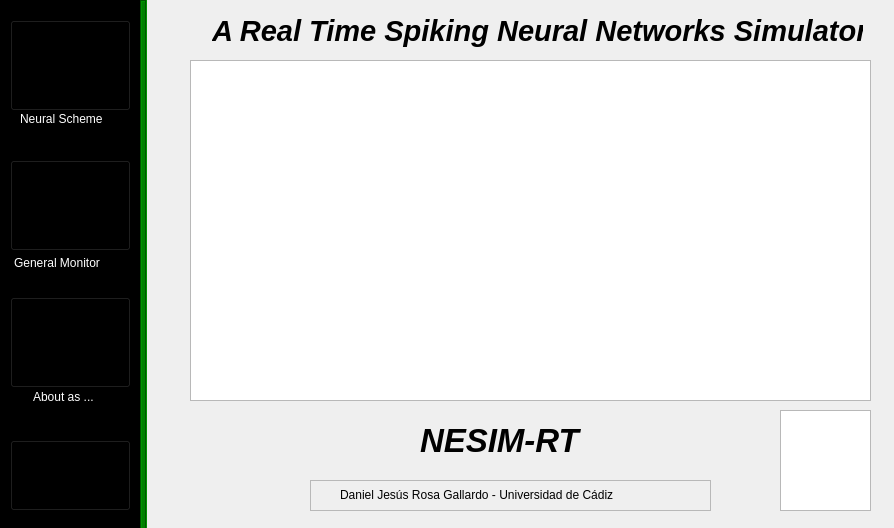
Before: the Qt Designer form src/mainwindow.ui in ferper/nesimRT, drawn with Qt 5.
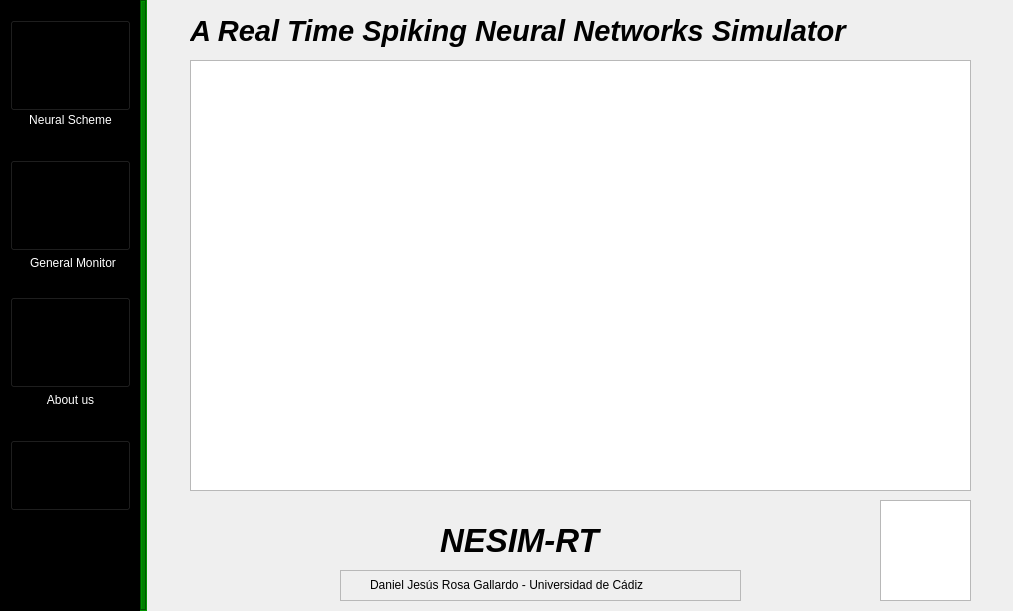
After: the same form once the commit is applied.

Commit message: Modified main window UI

Patch:
```diff
--- a/src/mainwindow.ui
+++ b/src/mainwindow.ui
@@ -9,8 +9,8 @@
    <rect>
     <x>0</x>
     <y>0</y>
-    <width>894</width>
-    <height>528</height>
+    <width>1013</width>
+    <height>611</height>
    </rect>
   </property>
   <property name="windowTitle">
@@ -29,7 +29,7 @@
       <x>0</x>
       <y>0</y>
       <width>141</width>
-      <height>530</height>
+      <height>611</height>
      </rect>
     </property>
     <property name="styleSheet">
@@ -106,10 +106,10 @@
     <widget class="QLabel" name="label_4">
      <property name="geometry">
       <rect>
-       <x>20</x>
+       <x>10</x>
        <y>110</y>
-       <width>111</width>
-       <height>17</height>
+       <width>121</width>
+       <height>20</height>
       </rect>
      </property>
      <property name="styleSheet">
@@ -121,6 +121,9 @@
      <property name="text">
       <string>Neural Scheme</string>
      </property>
+     <property name="alignment">
+      <set>Qt::AlignCenter</set>
+     </property>
     </widget>
     <widget class="QLabel" name="label_5">
      <property name="geometry">
@@ -140,14 +143,17 @@
      <property name="text">
       <string>General Monitor</string>
      </property>
+     <property name="alignment">
+      <set>Qt::AlignCenter</set>
+     </property>
     </widget>
     <widget class="QLabel" name="label_6">
      <property name="geometry">
       <rect>
-       <x>33</x>
-       <y>388</y>
-       <width>81</width>
-       <height>17</height>
+       <x>10</x>
+       <y>390</y>
+       <width>121</width>
+       <height>20</height>
       </rect>
      </property>
      <property name="styleSheet">
@@ -157,7 +163,10 @@
 </string>
      </property>
      <property name="text">
-      <string>About as ...</string>
+      <string>About us</string>
+     </property>
+     <property name="alignment">
+      <set>Qt::AlignCenter</set>
      </property>
     </widget>
    </widget>
@@ -166,8 +175,8 @@
      <rect>
       <x>190</x>
       <y>60</y>
-      <width>681</width>
-      <height>341</height>
+      <width>781</width>
+      <height>431</height>
      </rect>
     </property>
     <property name="frameShape">
@@ -183,8 +192,8 @@
    <widget class="QFrame" name="frame_2">
     <property name="geometry">
      <rect>
-      <x>310</x>
-      <y>480</y>
+      <x>340</x>
+      <y>570</y>
       <width>401</width>
       <height>31</height>
      </rect>
@@ -212,8 +221,8 @@
    <widget class="QLabel" name="label_2">
     <property name="geometry">
      <rect>
-      <x>420</x>
-      <y>420</y>
+      <x>440</x>
+      <y>520</y>
       <width>231</width>
       <height>41</height>
      </rect>
@@ -233,9 +242,9 @@
    <widget class="QLabel" name="label_3">
     <property name="geometry">
      <rect>
-      <x>212</x>
+      <x>190</x>
       <y>10</y>
-      <width>651</width>
+      <width>781</width>
       <height>41</height>
      </rect>
     </property>
@@ -257,7 +266,7 @@
       <x>140</x>
       <y>0</y>
       <width>7</width>
-      <height>530</height>
+      <height>611</height>
      </rect>
     </property>
     <property name="minimumSize">
@@ -280,8 +289,8 @@
    <widget class="QGraphicsView" name="graphicsView_2">
     <property name="geometry">
      <rect>
-      <x>780</x>
-      <y>410</y>
+      <x>880</x>
+      <y>500</y>
       <width>91</width>
       <height>101</height>
      </rect>
```
